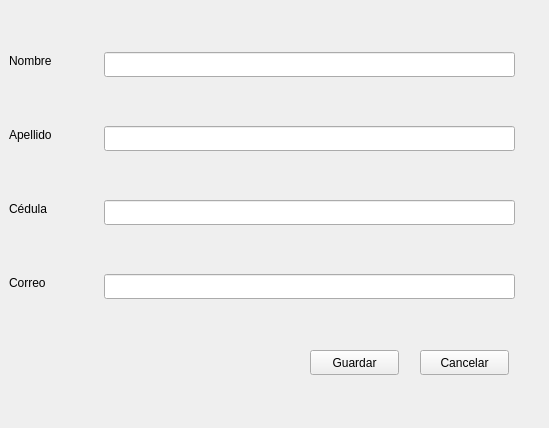
Before: the Qt Designer form car_store/views/customer_form.ui in Willians-Dev/cars_store, drawn with Qt 5.
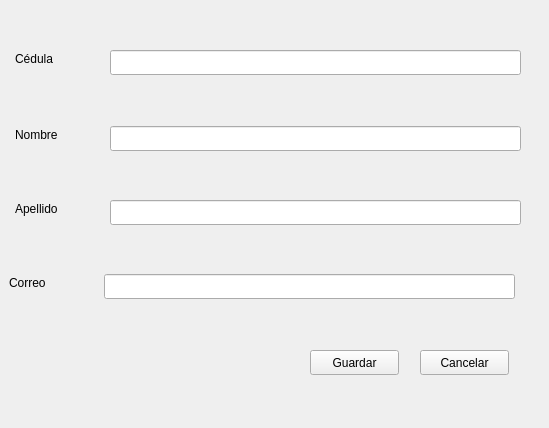
After: the same form once the commit is applied.

```diff
--- a/car_store/views/customer_form.ui
+++ b/car_store/views/customer_form.ui
@@ -16,8 +16,8 @@
   <widget class="QLabel" name="label">
    <property name="geometry">
     <rect>
-     <x>9</x>
-     <y>52</y>
+     <x>15</x>
+     <y>126</y>
      <width>56</width>
      <height>17</height>
     </rect>
@@ -29,8 +29,8 @@
   <widget class="QLabel" name="label_2">
    <property name="geometry">
     <rect>
-     <x>9</x>
-     <y>126</y>
+     <x>15</x>
+     <y>200</y>
      <width>57</width>
      <height>17</height>
     </rect>
@@ -42,8 +42,8 @@
   <widget class="QLabel" name="label_3">
    <property name="geometry">
     <rect>
-     <x>9</x>
-     <y>200</y>
+     <x>15</x>
+     <y>50</y>
      <width>47</width>
      <height>17</height>
     </rect>
@@ -68,8 +68,8 @@
   <widget class="QLineEdit" name="firstNameTextLine">
    <property name="geometry">
     <rect>
-     <x>104</x>
-     <y>52</y>
+     <x>110</x>
+     <y>126</y>
      <width>411</width>
      <height>25</height>
     </rect>
@@ -78,8 +78,8 @@
   <widget class="QLineEdit" name="lastNameTextLine">
    <property name="geometry">
     <rect>
-     <x>104</x>
-     <y>126</y>
+     <x>110</x>
+     <y>200</y>
      <width>411</width>
      <height>25</height>
     </rect>
@@ -88,8 +88,8 @@
   <widget class="QLineEdit" name="documentTextLine">
    <property name="geometry">
     <rect>
-     <x>104</x>
-     <y>200</y>
+     <x>110</x>
+     <y>50</y>
      <width>411</width>
      <height>25</height>
     </rect>
```
